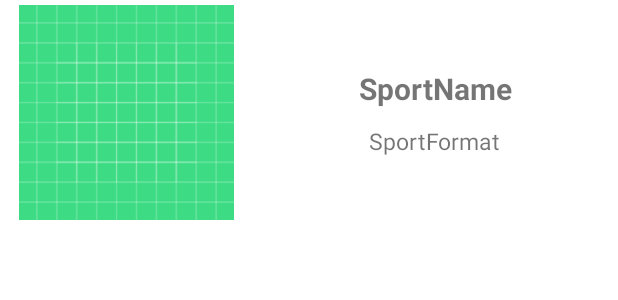
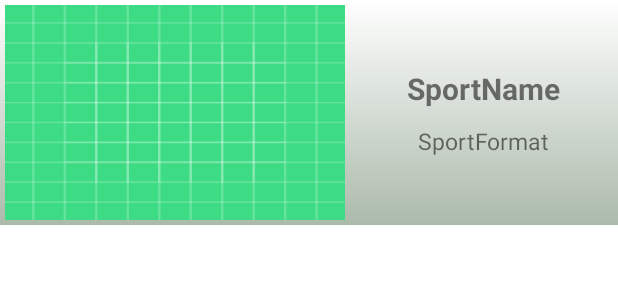
Before and after one commit to emretnkl/SportsDbApp, an Android app: the layout sports_recycler_row.xml on its own in the app's theme, with its tools: preview values and no code run, on a phone screen of 412 x 824 dp. Shown: the top 300 px of the screen. Run offline under Robolectric (Android 15) with nearby library versions, the phone set to English and light mode, and no system bars; network calls fail.

Commit message:
Layout Update

```diff
--- /dev/null
+++ b/app/src/main/res/drawable/custom_gradient_background.xml
@@ -0,0 +1,8 @@
+<?xml version="1.0" encoding="utf-8"?>
+<shape xmlns:android="http://schemas.android.com/apk/res/android"
+    android:shape="rectangle">
+    <gradient
+        android:startColor="#abbaab"
+        android:endColor="#ffffff"
+        android:angle="90" />
+</shape>
--- a/app/src/main/res/layout/fragment_sport_detail.xml
+++ b/app/src/main/res/layout/fragment_sport_detail.xml
@@ -6,13 +6,14 @@
     >
     <ScrollView
         android:layout_width="match_parent"
-        android:layout_height="match_parent">
+        android:layout_height="match_parent"
+        android:background="@drawable/custom_gradient_background">
 <RelativeLayout
 
     android:layout_width="match_parent"
     android:layout_height="match_parent"
     tools:context=".view.SportDetailFragment"
-    android:paddingBottom="7dp">
+    android:paddingBottom="0dp">
 
     <ImageView
         android:id="@+id/sportImageView"
--- a/app/src/main/res/layout/sports_recycler_row.xml
+++ b/app/src/main/res/layout/sports_recycler_row.xml
@@ -7,41 +7,46 @@
 
         android:layout_width="match_parent"
         android:layout_height="150dp"
-    android:orientation="horizontal">
+        android:orientation="horizontal"
+        android:background="@drawable/custom_gradient_background">
+
 
         <ImageView
             android:id="@+id/imageView"
-        android:layout_width="0dp"
+            android:layout_width="wrap_content"
             android:layout_height="match_parent"
             android:layout_margin="3dp"
             android:layout_weight="2"
+            android:scaleType="fitXY"
             app:srcCompat="@drawable/ic_launcher_background">
 
         </ImageView>
+
         <LinearLayout
             android:layout_width="0dp"
             android:layout_height="wrap_content"
-        android:orientation="vertical"
+            android:layout_gravity="center"
             android:layout_weight="3"
             android:gravity="center"
-        android:layout_gravity="center">
+            android:orientation="vertical">
 
             <TextView
                 android:id="@+id/Name"
                 android:layout_width="wrap_content"
                 android:layout_height="wrap_content"
+                android:layout_margin="5dp"
                 android:text="SportName"
-            android:layout_margin="5dp"
                 android:textSize="20sp"
                 android:textStyle="bold">
 
             </TextView>
+
             <TextView
                 android:id="@+id/Format"
                 android:layout_width="wrap_content"
                 android:layout_height="wrap_content"
+                android:layout_margin="5dp"
                 android:text="SportFormat"
-            android:layout_margin="5dp"
                 android:textSize="15sp">
 
             </TextView>
```
Lines whose indentation alone changed are shown as unchanged.
